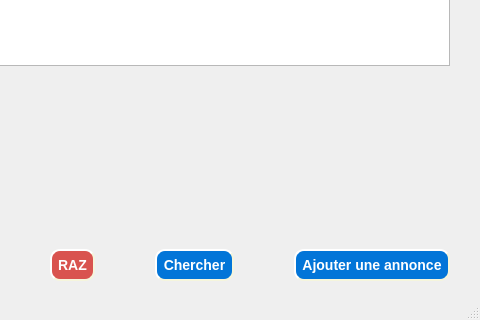
Above: ihmo.ui from tonydd/IHMo before the change; both pictures show x 830 to 1310 and y 325 to 645 of the 1310 by 645 pixel window. Below: the same form after it.
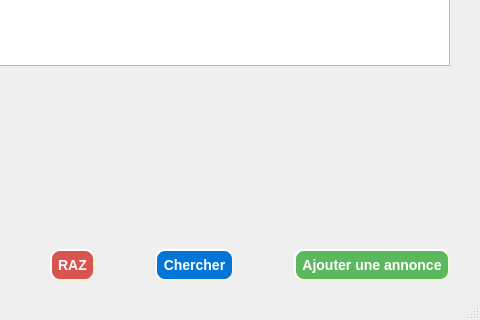
That is the form after the change. Icons and pictures are not drawn.

Commit message: Petit up graphique

```diff
--- a/ihmo.ui
+++ b/ihmo.ui
@@ -418,7 +418,7 @@
           <cursorShape>PointingHandCursor</cursorShape>
          </property>
          <property name="styleSheet">
-          <string notr="true"/>
+          <string notr="true">background-color: #5cb85c;</string>
          </property>
          <property name="text">
           <string>Ajouter une annonce</string>
```
Left out of the diff: 2 changed lines with no effect on the pictures.
